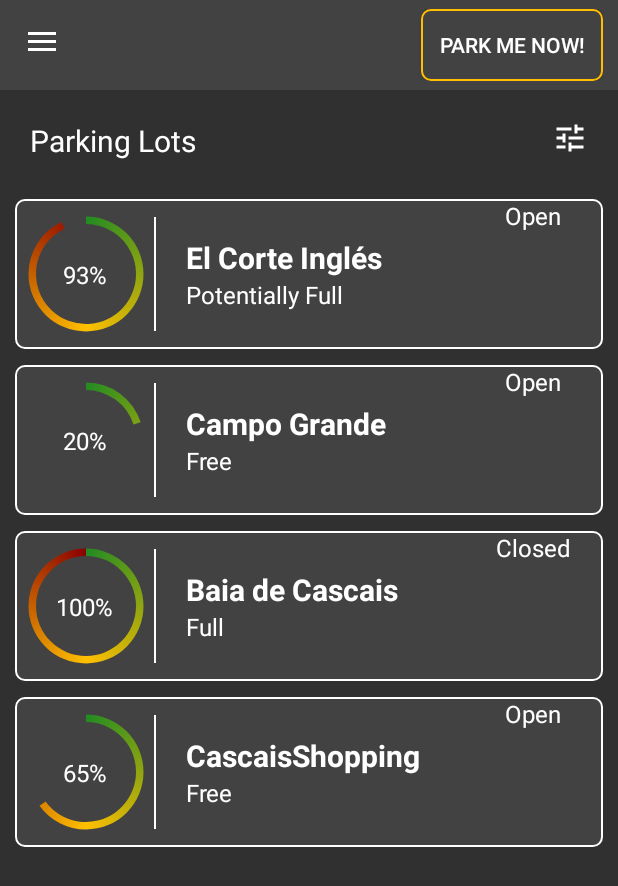
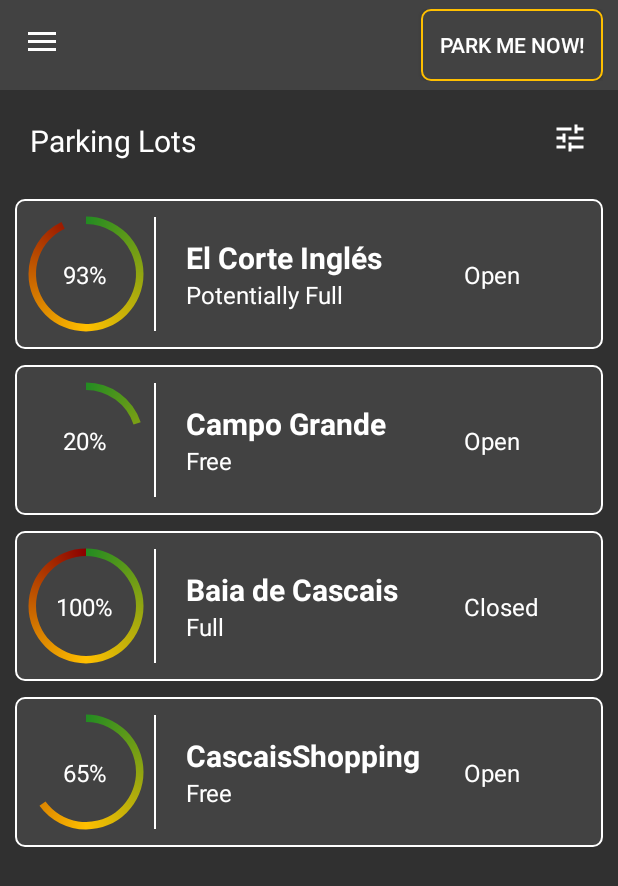
Before and after one commit to dmcesar/EMEL---Parking-Guide, an Android app: the screen it shows after launch (MainActivity), on a phone screen of 412 x 824 dp. Shown: the top 886 px of the screen. Run offline under Robolectric (Android 15) with nearby library versions, the phone set to English and light mode, and no system bars; our stand-ins replace ButterKnife.

Commit message:
Parking lots list item UI updated (includes favorite tag) ; swipe improved

```diff
--- a/app/src/main/java/com/example/projetocm_g11/adapters/ParkingLotLandscapeAdapter.kt
+++ b/app/src/main/java/com/example/projetocm_g11/adapters/ParkingLotLandscapeAdapter.kt
@@ -72,12 +72,12 @@ class ParkingLotLandscapeAdapter(private val listener: OnTouchEvent, private val
                     MotionEvent.ACTION_UP -> {
 
                         when {
-                            onTouchX < event.x -> {
+                            onTouchX + 10 < event.x -> {
 
                                 listener.onSwipeEvent(items[position], 1)
                                 Log.i(TAG, "SWIPE RIGHT")
                             }
-                            onTouchX > event.x -> {
+                            onTouchX - 10 > event.x -> {
 
                                 listener.onSwipeEvent(items[position].id, 0)
                                 Log.i(TAG, "SWIPE LEFT")
--- a/app/src/main/java/com/example/projetocm_g11/adapters/ParkingLotPortraitAdapter.kt
+++ b/app/src/main/java/com/example/projetocm_g11/adapters/ParkingLotPortraitAdapter.kt
@@ -90,12 +90,12 @@ open class ParkingLotPortraitAdapter(private val listener: OnTouchEvent, private
 
                         when {
 
-                            onTouchX < event.x-> {
+                            onTouchX + 10 < event.x -> {
 
                                 listener.onSwipeEvent(items[position], 1)
                                 Log.i(TAG, "SWIPE RIGHT")
                             }
-                            onTouchX > event.x-> {
+                            onTouchX - 10 > event.x -> {
 
                                 listener.onSwipeEvent(items[position].id, 0)
                                 Log.i(TAG, "SWIPE LEFT")
--- a/app/src/main/res/layout/parking_lots_portrait_list_item.xml
+++ b/app/src/main/res/layout/parking_lots_portrait_list_item.xml
@@ -68,27 +68,29 @@
 
     </LinearLayout>
 
-    <LinearLayout
+    <androidx.constraintlayout.widget.ConstraintLayout
         android:layout_weight="1"
         android:layout_width="0dp"
         android:layout_height="match_parent"
         android:orientation="vertical">
 
         <ImageView
+            app:layout_constraintTop_toTopOf="parent"
+            app:layout_constraintEnd_toEndOf="parent"
             android:id="@+id/park_isFavorite"
             android:layout_width="wrap_content"
             android:layout_height="wrap_content"
             android:layout_margin="5dp"
-            android:src="@drawable/ic_star"
-            android:layout_gravity="top|end" />
+            android:src="@drawable/ic_star" />
 
         <TextView
             style="@style/TextTheme"
             android:id="@+id/park_availability"
-            android:layout_width="wrap_content"
-            android:layout_height="wrap_content"
-            android:layout_gravity="center_horizontal|center_vertical"/>
+            app:layout_constraintTop_toTopOf="parent"
+            app:layout_constraintBottom_toBottomOf="parent"
+            android:layout_width="match_parent"
+            android:layout_height="wrap_content"/>
 
-    </LinearLayout>
+    </androidx.constraintlayout.widget.ConstraintLayout>
 
 </LinearLayout>
```
Also changed, not shown: app/src/main/res/layout/parking_lots_landscape_list_item.xml (+8 -5 lines).
